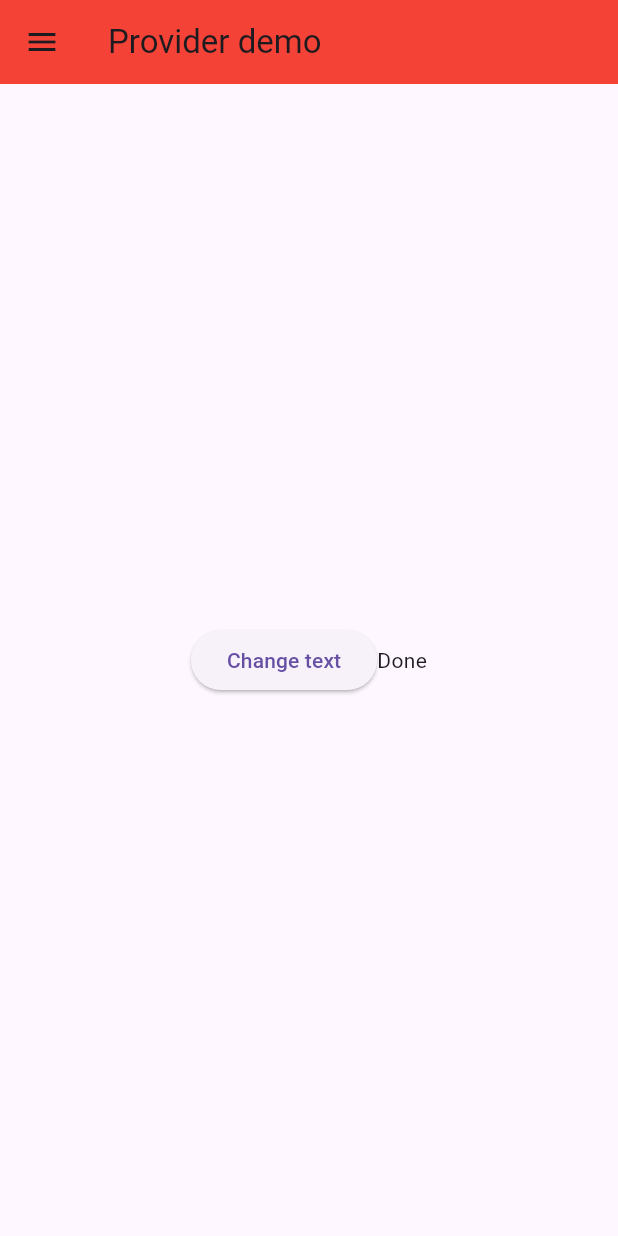
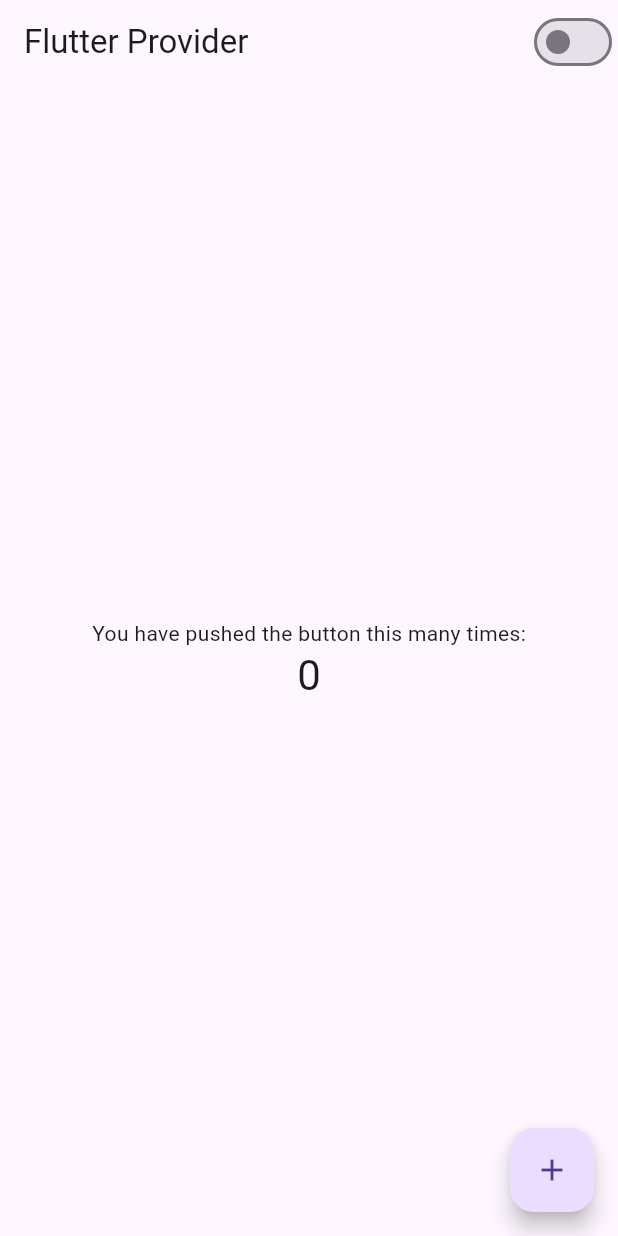
Before and after one commit to devdatbt/LearnFlutter2024, a Flutter app: the screen it shows after launch, on a phone screen of 412 x 824 dp. Run offline on Flutter 3.47's test engine with Material 3 defaults, Android fonts, the phone set to English and light mode, and no system bars.

Commit message:
The third lesson using MultiProvider

```diff
--- a/lib/main.dart
+++ b/lib/main.dart
@@ -1,83 +1,74 @@
+import 'package:demo/settings.dart';
 import 'package:flutter/material.dart';
 import 'package:provider/provider.dart';
 
-void main() => runApp(ChangeNotifierProvider(
-      create: (_) => MySetting(),
-      child: MaterialApp(
-        home: MyApp(),
-      ),
+import 'models/counter.dart';
+
+void main() {
+  runApp(MultiProvider(
+    providers: [
+      ChangeNotifierProvider(create: (_) => MySettings()),
+      ChangeNotifierProvider(create: (_) => Counter())
+    ],
+    child: MyApp(),
   ));
+}
 
 class MyApp extends StatelessWidget {
-  const MyApp({super.key});
-
-  // This widget is the root of your application.
   @override
   Widget build(BuildContext context) {
-    return Consumer<MySetting>(builder: (context, mySettings, child) {
+    return MaterialApp(
+      title: 'Flutter Calculator',
+      debugShowCheckedModeBanner: false,
+      theme: ThemeData(
+        brightness: context.watch<MySettings>().isDark
+            ? Brightness.dark
+            : Brightness.light,
+        primarySwatch: Colors.blue,
+      ),
+      home: MyHomePage(),
+    );
+  }
+}
+
+class MyHomePage extends StatelessWidget {
+  MyHomePage({Key? key}) : super(key: key);
+
+  @override
+  Widget build(BuildContext context) {
     return Scaffold(
       appBar: AppBar(
-          backgroundColor: mySettings.color,
-          title: Text("Provider demo"),
+        title: Text('Flutter Provider'),
+        actions: [
+          Switch(
+              value: context.watch<MySettings>().isDark,
+              onChanged: (newValue) {
+                // context.read<MySettings>().setBrightness(newValue);
+                Provider.of<MySettings>(context, listen: false)
+                    .setBrightness(newValue);
+              })
+        ],
       ),
-        drawer: Drawer(
-          child: Center(
+      body: Center(
         child: Column(
           mainAxisAlignment: MainAxisAlignment.center,
-              children: [
-                ElevatedButton(
-                    onPressed: () {
-                      mySettings.changeText();
-                      Navigator.pop(context);
-                    },
-                    child: Text('Change text')),
-                ElevatedButton(
-                    onPressed: () {
-                      mySettings.changeColor();
-                      Navigator.pop(context);
-                    },
-                    child: Text('Change color')),
+          children: <Widget>[
+            Text(
+              'You have pushed the button this many times:',
+            ),
+            Text(
+              context.watch<Counter>().myCounter.toString(),
+              style: Theme.of(context).textTheme.headline4,
+            ),
           ],
         ),
       ),
-        ),
-        body: Center(
-          child: Row(
-            mainAxisAlignment: MainAxisAlignment.center,
-            children: [
-              ElevatedButton(
+      floatingActionButton: FloatingActionButton(
+        child: Icon(Icons.add),
         onPressed: () {
-                    mySettings.changeText();
+          context.read<Counter>().add();
         },
-                  child: Text('Change text')),
-              Text(mySettings.text)
-            ],
-          ),
       ),
     );
-    });
   }
 }
-
-class MySetting extends ChangeNotifier {
-  String text = 'Done';
-  Color color = Colors.red;
-
-  void changeText() {
-    if (text == 'Hello') {
-      text = 'World';
-    } else {
-      text = 'Hello';
-    }
-    notifyListeners();
-  }
-
-  void changeColor() {
-    if (color == Colors.red) {
-      color = Colors.green;
-    } else {
-      color = Colors.red;
-    }
-    notifyListeners();
-  }
-}
--- /dev/null
+++ b/lib/models/counter.dart
@@ -0,0 +1,11 @@
+import 'package:flutter/material.dart';
+
+class Counter extends ChangeNotifier {
+  int _myCounter = 0;
+  get myCounter => _myCounter;
+
+  void add() {
+    _myCounter++;
+    notifyListeners();
+  }
+}
--- /dev/null
+++ b/lib/settings.dart
@@ -0,0 +1,12 @@
+
+import 'package:flutter/material.dart';
+
+class MySettings extends ChangeNotifier{
+  bool _isDark = false;
+  get isDark => _isDark;
+
+  void setBrightness(bool value){
+    _isDark = value;
+    notifyListeners();
+  }
+}
```
Lines whose indentation alone changed are shown as unchanged.
